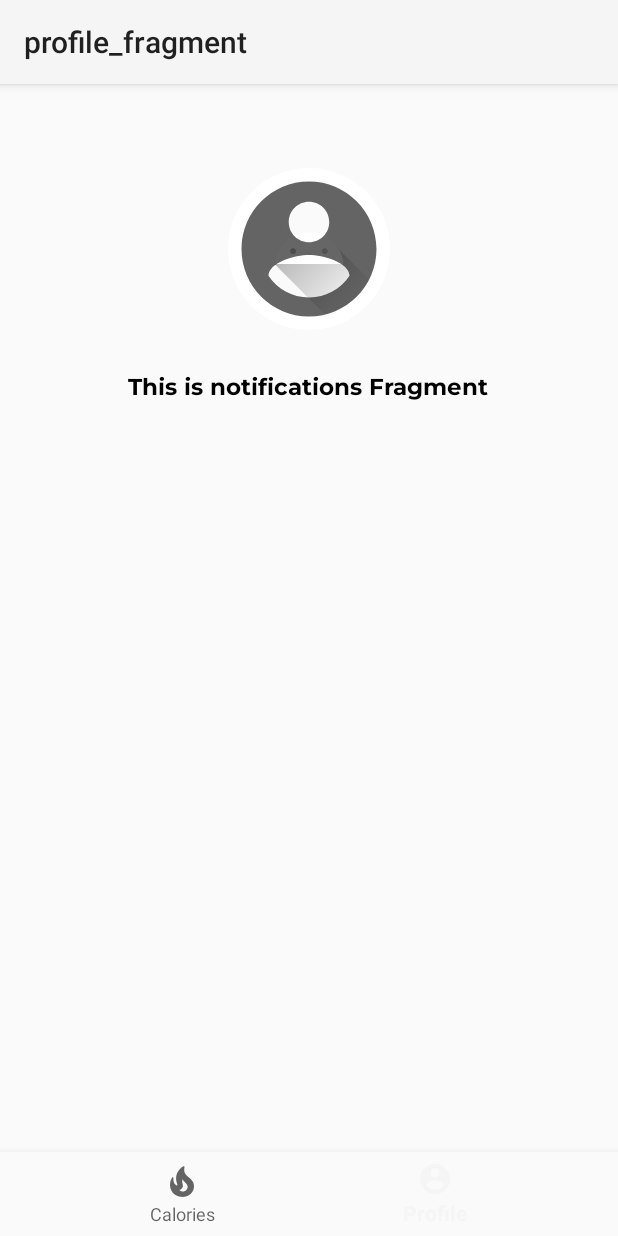
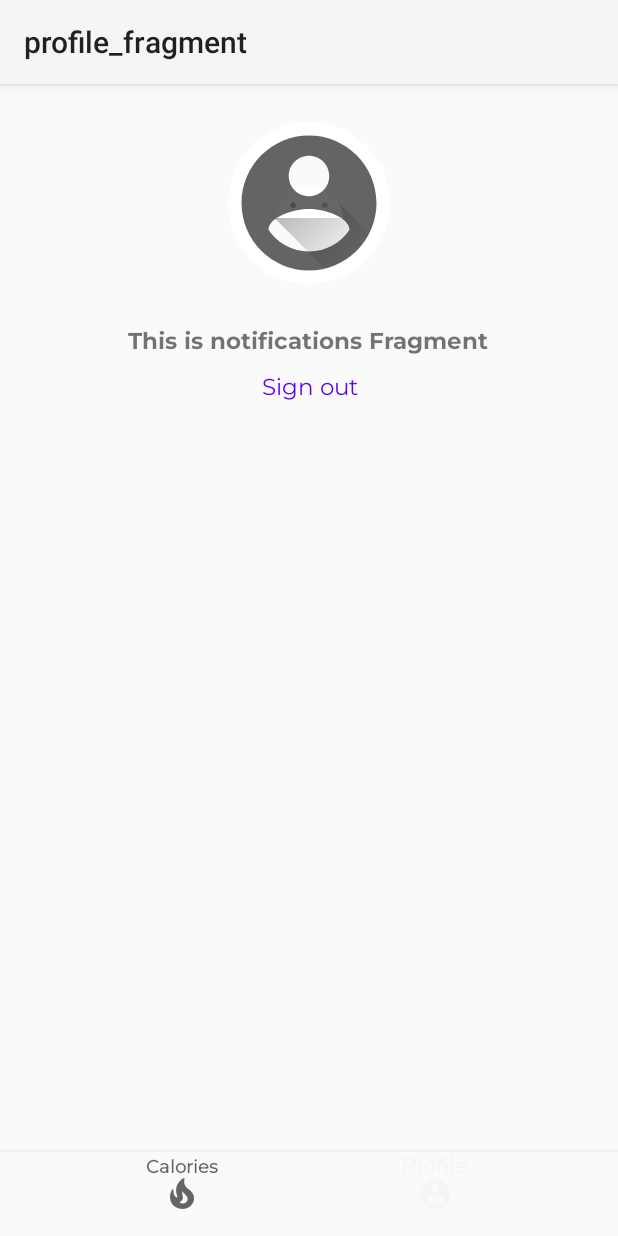
Before and after one commit to pulse0930/CalorieTracker, an Android app: the ProfileFragment screen opened through its navigation route, on a phone screen of 412 x 824 dp. Run offline under Robolectric (Android 15) with nearby library versions, the phone set to English and light mode, and no system bars; our stand-ins replace navigation-ui; 14 statements that could not run were skipped.

Commit message:
Google Sign in integrated

```diff
--- a/app/build.gradle
+++ b/app/build.gradle
@@ -1,6 +1,7 @@
 plugins {
     id 'com.android.application'
     id 'kotlin-android'
+    id 'com.google.gms.google-services'
 }
 
 android {
@@ -46,6 +47,8 @@ dependencies {
     implementation 'androidx.navigation:navigation-fragment-ktx:2.3.5'
     implementation 'androidx.navigation:navigation-ui-ktx:2.3.5'
     implementation 'androidx.legacy:legacy-support-v4:1.0.0'
+    implementation 'androidx.coordinatorlayout:coordinatorlayout:1.1.0'
+    implementation 'com.google.firebase:firebase-auth:21.0.1'
     testImplementation 'junit:junit:4.+'
     androidTestImplementation 'androidx.test.ext:junit:1.1.3'
     androidTestImplementation 'androidx.test.espresso:espresso-core:3.4.0'
--- a/app/src/main/java/com/pulse0930/calorietracker/MainActivity.kt
+++ b/app/src/main/java/com/pulse0930/calorietracker/MainActivity.kt
@@ -1,18 +1,34 @@
 package com.pulse0930.calorietracker
 
+import android.content.Intent
 import android.os.Bundle
-import com.google.android.material.bottomnavigation.BottomNavigationView
 import androidx.appcompat.app.AppCompatActivity
 import androidx.navigation.findNavController
 import androidx.navigation.ui.AppBarConfiguration
 import androidx.navigation.ui.setupActionBarWithNavController
 import androidx.navigation.ui.setupWithNavController
+import com.google.android.gms.auth.api.signin.GoogleSignIn
+import com.google.android.gms.auth.api.signin.GoogleSignInClient
+import com.google.android.gms.auth.api.signin.GoogleSignInOptions
+import com.google.android.material.bottomnavigation.BottomNavigationView
 import com.pulse0930.calorietracker.databinding.ActivityMainBinding
+
 
 class MainActivity : AppCompatActivity() {
 
     private lateinit var binding: ActivityMainBinding
-
+    private lateinit var mGoogleSignInClient: GoogleSignInClient
+    override fun onStart() {
+        // Configure sign-in to request the user's ID, email address, and basic
+        // profile. ID and basic profile are included in DEFAULT_SIGN_IN.
+        val gso = GoogleSignInOptions.Builder(GoogleSignInOptions.DEFAULT_SIGN_IN)
+            .requestEmail()
+            .requestProfile()
+            .build()
+        // Build a GoogleSignInClient with the options specified by gso.
+        mGoogleSignInClient = GoogleSignIn.getClient(this, gso)
+        super.onStart()
+    }
     override fun onCreate(savedInstanceState: Bundle?) {
         super.onCreate(savedInstanceState)
 
@@ -34,4 +50,12 @@ class MainActivity : AppCompatActivity() {
         setupActionBarWithNavController(navController, appBarConfiguration)
         navView.setupWithNavController(navController)
     }
+    fun signOut() {
+        mGoogleSignInClient.signOut()
+            .addOnCompleteListener(this) {
+                val intent = Intent(this@MainActivity, SignInActivity::class.java)
+                startActivity(intent)
+                finish()
+            }
+    }
 }
--- a/app/src/main/java/com/pulse0930/calorietracker/SignInActivity.kt
+++ b/app/src/main/java/com/pulse0930/calorietracker/SignInActivity.kt
@@ -14,6 +14,7 @@ import com.google.android.gms.auth.api.signin.GoogleSignInClient
 import com.google.android.gms.auth.api.signin.GoogleSignInOptions
 import com.google.android.gms.common.SignInButton
 import com.google.android.gms.common.api.ApiException
+import com.google.android.gms.tasks.OnCompleteListener
 import com.google.android.gms.tasks.Task
 import com.pulse0930.calorietracker.databinding.ActivitySignInBinding
 
@@ -39,6 +40,7 @@ class SignInActivity : AppCompatActivity(){
         // profile. ID and basic profile are included in DEFAULT_SIGN_IN.
         val gso = GoogleSignInOptions.Builder(GoogleSignInOptions.DEFAULT_SIGN_IN)
             .requestEmail()
+            .requestProfile()
             .build()
         // Build a GoogleSignInClient with the options specified by gso.
         mGoogleSignInClient = GoogleSignIn.getClient(this, gso)
@@ -86,7 +88,8 @@ class SignInActivity : AppCompatActivity(){
             startActivity(intent)
             finish()
         }else{
-
+            //TODO: DIALOG TO SHOW SIGN IN FAILED
         }
     }
+
 }
--- a/app/src/main/java/com/pulse0930/calorietracker/ui/profile/ProfileFragment.kt
+++ b/app/src/main/java/com/pulse0930/calorietracker/ui/profile/ProfileFragment.kt
@@ -9,6 +9,7 @@ import android.widget.TextView
 import androidx.fragment.app.Fragment
 import androidx.lifecycle.Observer
 import androidx.lifecycle.ViewModelProvider
+import com.pulse0930.calorietracker.MainActivity
 import com.pulse0930.calorietracker.R
 import com.pulse0930.calorietracker.databinding.ProfileFragmentBinding
 import com.pulse0930.calorietracker.databinding.ProfileParametersCardviewBinding
@@ -38,6 +39,9 @@ class ProfileFragment : Fragment() {
                 textView.text = it
             }
         })
+        binding.signOutButton.setOnClickListener {
+            (activity as MainActivity?)?.signOut()
+        }
         addProfileInfo("Height", "172 cm")
         addProfileInfo("Weight", "68 kg")
         addProfileInfo("DOB", "01 Jan 1999")
@@ -58,4 +62,5 @@ class ProfileFragment : Fragment() {
         super.onDestroyView()
         _binding = null
     }
+
 }
--- a/app/src/main/res/layout/activity_main.xml
+++ b/app/src/main/res/layout/activity_main.xml
@@ -1,33 +1,32 @@
 <?xml version="1.0" encoding="utf-8"?>
-<androidx.constraintlayout.widget.ConstraintLayout xmlns:android="http://schemas.android.com/apk/res/android"
+<androidx.coordinatorlayout.widget.CoordinatorLayout xmlns:android="http://schemas.android.com/apk/res/android"
     xmlns:app="http://schemas.android.com/apk/res-auto"
     android:id="@+id/container"
     android:layout_width="match_parent"
     android:layout_height="match_parent"
-    android:paddingTop="?attr/actionBarSize">
+    android:orientation="vertical">
+    <androidx.core.widget.NestedScrollView
+        android:layout_width="match_parent"
+        android:layout_height="wrap_content">
+        <fragment
+            android:id="@+id/nav_host_fragment_activity_main"
+            android:name="androidx.navigation.fragment.NavHostFragment"
+            android:layout_width="match_parent"
+            android:layout_height="match_parent"
+            app:defaultNavHost="true"
+            app:navGraph="@navigation/mobile_navigation"/>
+    </androidx.core.widget.NestedScrollView>
 
     <com.google.android.material.bottomnavigation.BottomNavigationView
         android:id="@+id/nav_view"
-        android:layout_width="0dp"
+        android:layout_width="match_parent"
         android:layout_height="wrap_content"
         android:layout_marginStart="0dp"
         android:layout_marginEnd="0dp"
+        android:layout_gravity="bottom"
         android:background="?android:attr/windowBackground"
-        app:layout_constraintBottom_toBottomOf="parent"
-        app:layout_constraintLeft_toLeftOf="parent"
-        app:layout_constraintRight_toRightOf="parent"
-        app:menu="@menu/bottom_nav_menu" />
+        app:menu="@menu/bottom_nav_menu"
+        app:layout_behavior="@string/hide_bottom_view_on_scroll_behavior"
+        android:theme="@style/MontserratBottomNavigationViewStyle"/>
 
-    <fragment
-        android:id="@+id/nav_host_fragment_activity_main"
-        android:name="androidx.navigation.fragment.NavHostFragment"
-        android:layout_width="match_parent"
-        android:layout_height="match_parent"
-        app:defaultNavHost="true"
-        app:layout_constraintBottom_toTopOf="@id/nav_view"
-        app:layout_constraintLeft_toLeftOf="parent"
-        app:layout_constraintRight_toRightOf="parent"
-        app:layout_constraintTop_toTopOf="parent"
-        app:navGraph="@navigation/mobile_navigation" />
-
-</androidx.constraintlayout.widget.ConstraintLayout>
+</androidx.coordinatorlayout.widget.CoordinatorLayout>
--- a/app/src/main/res/layout/calories_fragment.xml
+++ b/app/src/main/res/layout/calories_fragment.xml
@@ -1,10 +1,11 @@
 <?xml version="1.0" encoding="utf-8"?>
-<androidx.constraintlayout.widget.ConstraintLayout xmlns:android="http://schemas.android.com/apk/res/android"
+<androidx.constraintlayout.widget.ConstraintLayout
+    xmlns:android="http://schemas.android.com/apk/res/android"
     xmlns:app="http://schemas.android.com/apk/res-auto"
     xmlns:tools="http://schemas.android.com/tools"
+    tools:context=".ui.calories.CaloriesFragment"
         android:layout_width="match_parent"
-    android:layout_height="match_parent"
-    tools:context=".ui.calories.CaloriesFragment">
+        android:layout_height="match_parent">
 
         <TextView
             android:id="@+id/textView_info_calorie_burnt_today"
@@ -13,7 +14,6 @@
             android:fontFamily="@font/montserrat"
             android:paddingTop="10dp"
             android:textAlignment="center"
-        android:textColor="@color/black"
             android:textSize="15sp"
             android:text="@string/info_calorie_burnt_today"
             app:layout_constraintEnd_toEndOf="parent"
@@ -29,9 +29,9 @@
             android:layout_marginTop="10dp"
             android:layout_marginEnd="1dp"
             android:orientation="vertical"
+            app:layout_constraintBottom_toBottomOf="parent"
             app:layout_constraintEnd_toEndOf="parent"
             app:layout_constraintStart_toStartOf="parent"
-        app:layout_constraintTop_toBottomOf="@+id/textView_info_calorie_burnt_today">
-    </LinearLayout>
+            app:layout_constraintTop_toBottomOf="@+id/textView_info_calorie_burnt_today"></LinearLayout>
 
 </androidx.constraintlayout.widget.ConstraintLayout>
--- a/app/src/main/res/layout/profile_fragment.xml
+++ b/app/src/main/res/layout/profile_fragment.xml
@@ -10,36 +10,52 @@
         android:id="@+id/imageView"
         android:layout_width="wrap_content"
         android:layout_height="wrap_content"
+        android:layout_marginVertical="25dp"
+        android:background="@drawable/image"
         android:contentDescription="@string/content_description_media"
         android:scaleType="centerCrop"
         app:layout_constraintEnd_toEndOf="parent"
         app:layout_constraintStart_toStartOf="parent"
         app:layout_constraintTop_toTopOf="parent"
-        app:srcCompat="@drawable/ic_baseline_account_circle_24"
-        android:background="@drawable/image"/>
+        app:srcCompat="@drawable/ic_baseline_account_circle_24" />
 
     <TextView
         android:id="@+id/text_profile"
         android:layout_width="wrap_content"
         android:layout_height="wrap_content"
         android:layout_marginTop="28dp"
+        android:fontFamily="@font/montserrat_bold"
         android:text="@string/user_name"
-        android:fontFamily="@font/montserrat_bold"
         android:textAlignment="center"
-        android:textColor="@color/black"
         android:textSize="15sp"
         app:layout_constraintEnd_toEndOf="parent"
         app:layout_constraintHorizontal_bias="0.498"
         app:layout_constraintStart_toStartOf="parent"
         app:layout_constraintTop_toBottomOf="@+id/imageView" />
 
+    <TextView
+        android:id="@+id/sign_out_button"
+        android:layout_width="0dp"
+        android:layout_height="wrap_content"
+        android:layout_marginStart="1dp"
+        android:layout_marginTop="8dp"
+        android:fontFamily="@font/montserrat"
+        android:text="@string/sign_out"
+        android:textAlignment="center"
+        android:textSize="15sp"
+        android:textColor="@color/purple_500"
+        app:layout_constraintEnd_toEndOf="parent"
+        app:layout_constraintHorizontal_bias="0.0"
+        app:layout_constraintStart_toStartOf="parent"
+        app:layout_constraintTop_toBottomOf="@+id/text_profile" />
+
     <LinearLayout
         android:id="@+id/profile_info_layout"
         android:layout_width="match_parent"
         android:layout_height="wrap_content"
-        android:layout_marginTop="10dp"
         android:orientation="vertical"
         app:layout_constraintEnd_toEndOf="parent"
         app:layout_constraintStart_toStartOf="parent"
-        app:layout_constraintTop_toBottomOf="@+id/text_profile" />
+        app:layout_constraintTop_toBottomOf="@+id/sign_out_button" />
+
 </androidx.constraintlayout.widget.ConstraintLayout>
--- a/app/src/main/res/values/strings.xml
+++ b/app/src/main/res/values/strings.xml
@@ -24,4 +24,5 @@
     <string name="user_name">User name</string>
     <string name="sign_in_prompt">Sign in using google account</string>
     <string name="version">Version</string>
+    <string name="sign_out">Sign out</string>
 </resources>
--- /dev/null
+++ b/app/src/main/res/values/styles.xml
@@ -0,0 +1,7 @@
+<?xml version="1.0" encoding="utf-8"?>
+<resources>
+    <style name="MontserratBottomNavigationViewStyle" parent="Widget.Design.BottomNavigationView">
+        <item name="android:fontFamily">@font/montserrat</item>
+        <item name="android:textStyle">bold</item>
+    </style>
+</resources>
--- a/build.gradle
+++ b/build.gradle
@@ -8,6 +8,7 @@ buildscript {
     dependencies {
         classpath "com.android.tools.build:gradle:4.2.1"
         classpath "org.jetbrains.kotlin:kotlin-gradle-plugin:$kotlin_version"
+        classpath 'com.google.gms:google-services:4.3.8'
 
         // NOTE: Do not place your application dependencies here; they belong
         // in the individual module build.gradle files
```
Lines whose indentation alone changed are shown as unchanged.
